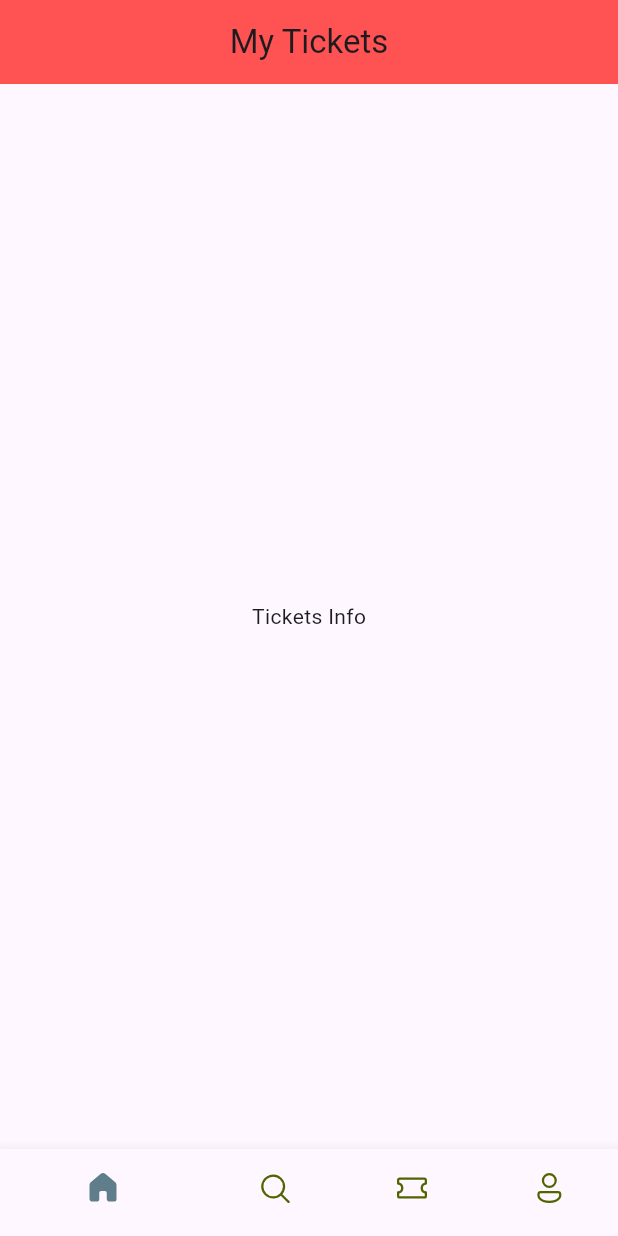
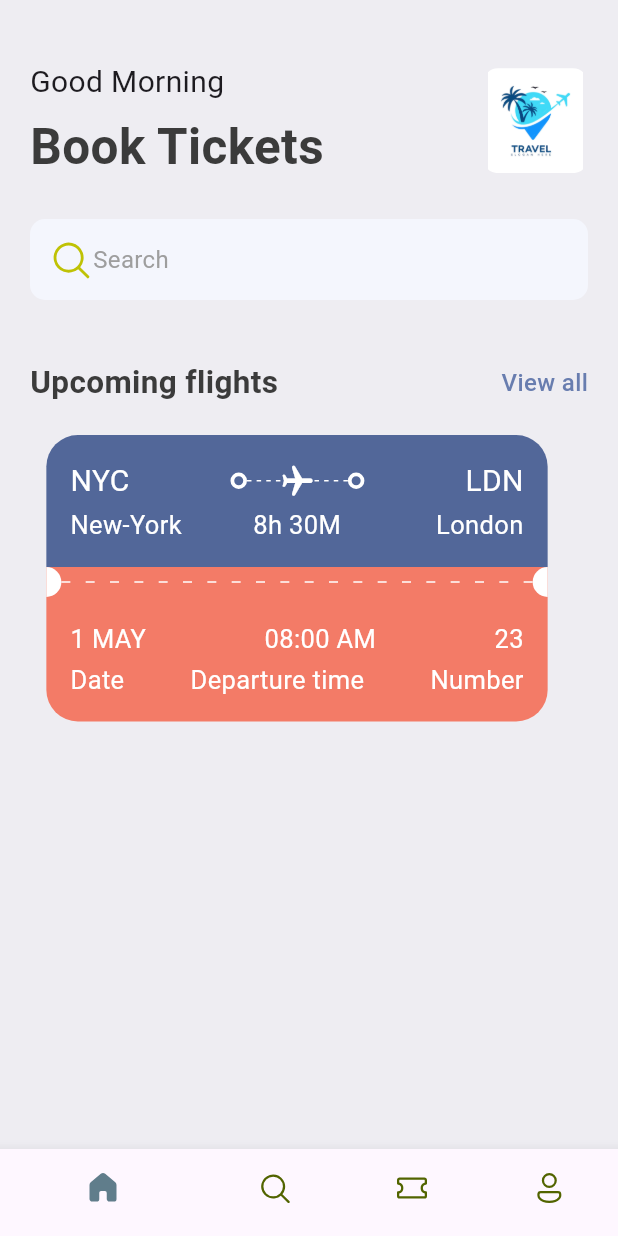
Before and after one commit to siambhuiyan/ticket_book_flutter_app, a Flutter app: the screen it shows after launch, on a phone screen of 412 x 824 dp. Run offline on Flutter 3.47's test engine with Material 3 defaults, Android fonts, the phone set to English and light mode, and no system bars; our stand-ins replace fluentui_icons.

Commit message:
home screen updated and redesigned with ticket design done

```diff
--- a/lib/base/bottom_nav_bar.dart
+++ b/lib/base/bottom_nav_bar.dart
@@ -1,5 +1,7 @@
 import 'package:fluentui_icons/fluentui_icons.dart';
 import 'package:flutter/material.dart';
+
+import '../screens/home_screen.dart';
 
 class BottomNavBar extends StatefulWidget {
   const BottomNavBar({super.key});
@@ -9,6 +11,19 @@ class BottomNavBar extends StatefulWidget {
 }
 
 class _BottomNavBarState extends State<BottomNavBar> {
+  // List of screens
+  final List<Widget> _screens = [
+    const HomeScreen(),
+    const Center(
+      child: Text('Search'),
+    ),
+    const Center(
+      child: Text('Tickets'),
+    ),
+    const Center(
+      child: Text('Profile'),
+    ),
+  ];
   int _selectedIndex = 0;
   void _onTapItem(int index) {
     setState(() {
@@ -19,15 +34,15 @@ class _BottomNavBarState extends State<BottomNavBar> {
   @override
   Widget build(BuildContext context) {
     return Scaffold(
-      appBar: AppBar(
-        title: const Text('My Tickets'),
-        centerTitle: true,
-        backgroundColor: Colors.redAccent,
-      ),
-      body: const Center(
-        child: Text('Tickets Info'),
-      ),
+      backgroundColor: Color(0xffeeedf2),
+      // appBar: AppBar(
+      //   title: const Text('My Tickets'),
+      //   centerTitle: true,
+      //   // backgroundColor: Colors.redAccent,
+      // ),
+      body: _screens[_selectedIndex],
       bottomNavigationBar: BottomNavigationBar(
+        backgroundColor: Color(0xffeeedf2),
           onTap: _onTapItem,
           currentIndex: _selectedIndex,
           selectedItemColor: Colors.blueGrey,
--- /dev/null
+++ b/lib/base/res/media.dart
@@ -0,0 +1,4 @@
+class AppMedia{
+  static const baseImage = 'assets/images';
+  static const logo = '$baseImage/logo.png';
+}
--- /dev/null
+++ b/lib/base/res/styles/app_styles.dart
@@ -0,0 +1,34 @@
+import 'package:flutter/material.dart';
+
+Color primaryColor = const Color(0xFF687daf);
+
+class AppStyles {
+  static Color primary = primaryColor;
+  static Color textColor = const Color(0xFF3b3b3b);
+  static Color bgColor = const Color(0xFFeeedf2);
+  static Color ticketBlue = const Color(0xff526799);
+  static Color ticketOrange = const Color(0xfff37b67);
+  static TextStyle textStyle = TextStyle(
+    fontSize: 16,
+    fontWeight: FontWeight.w500,
+    color: textColor,
+  );
+  static TextStyle headLineStyle1 = TextStyle(
+    fontSize: 33,
+    fontWeight: FontWeight.bold,
+    color: textColor,
+  );
+  static TextStyle headLineStyle2 = TextStyle(
+    fontSize: 21,
+    fontWeight: FontWeight.bold,
+    color: textColor,
+  );
+  static TextStyle headLineStyle3 = TextStyle(
+    fontSize: 20,
+    fontWeight: FontWeight.w400,
+  );
+  static TextStyle headLineStyle4 = TextStyle(
+    fontSize: 17,
+    fontWeight: FontWeight.w400,
+  );
+}
--- /dev/null
+++ b/lib/base/res/widgets/app_double_text.dart
@@ -0,0 +1,25 @@
+import 'package:flutter/material.dart';
+import 'package:ticket_app/base/res/styles/app_styles.dart';
+
+class AppDoubleText extends StatelessWidget {
+  const AppDoubleText({super.key, required this.bigText, required this.smallText});
+  final String bigText;
+  final String smallText;
+
+  @override
+  Widget build(BuildContext context) {
+    return Container(
+      // padding: EdgeInsets.symmetric(horizontal: 20,),
+      child: Row(
+        mainAxisAlignment: MainAxisAlignment.spaceBetween,
+        children: [
+          Text(bigText,style: AppStyles.headLineStyle2,),
+          InkWell(
+            onTap: (){},
+            child: Text(smallText,style: AppStyles.textStyle.copyWith(color: AppStyles.primary),),
+          )
+        ],
+      ),
+    );
+  }
+}
--- /dev/null
+++ b/lib/base/res/widgets/applayout_builder.dart
@@ -0,0 +1,31 @@
+import 'package:flutter/material.dart';
+
+class ApplayoutBuilder extends StatelessWidget {
+  const ApplayoutBuilder({super.key, required this.randomDivider, this.width=3});
+  final int randomDivider;
+  final double width;
+
+  @override
+  Widget build(BuildContext context) {
+    return LayoutBuilder(
+      builder: (context, BoxConstraints constraints) {
+        return Flex(
+          mainAxisAlignment: MainAxisAlignment.spaceBetween,
+          direction: Axis.horizontal,
+          children: List.generate(
+            (constraints.constrainWidth() / randomDivider).floor(),
+            (index) => SizedBox(
+              width: width,
+              height: 1,
+              child: DecoratedBox(
+                decoration: BoxDecoration(
+                  color: Colors.white,
+                ),
+              ),
+            ),
+          ),
+        );
+      },
+    );
+  }
+}
--- /dev/null
+++ b/lib/base/res/widgets/big_circle.dart
@@ -0,0 +1,25 @@
+import 'package:flutter/material.dart';
+class BigCircle extends StatelessWidget {
+  const BigCircle({super.key, required this.isRight});
+  final bool isRight;
+
+  @override
+  Widget build(BuildContext context) {
+    return SizedBox(
+      height: 20,
+      width: 10,
+      child: DecoratedBox(
+        decoration: BoxDecoration(
+          color: Colors.white,
+          borderRadius: isRight?BorderRadius.only(
+            topLeft: Radius.circular(10),
+            bottomLeft: Radius.circular(10),
+          ):BorderRadius.only(
+            topRight: Radius.circular(10),
+            bottomRight: Radius.circular(10),
+          ),
+        ),
+      ),
+    );
+  }
+}
--- /dev/null
+++ b/lib/base/res/widgets/big_dot.dart
@@ -0,0 +1,16 @@
+import 'package:flutter/material.dart';
+
+class BigDot extends StatelessWidget {
+  const BigDot({super.key});
+
+  @override
+  Widget build(BuildContext context) {
+    return Container(
+      padding: EdgeInsets.all(3)  ,
+      decoration: BoxDecoration(
+        borderRadius: BorderRadius.circular(20),
+        border: Border.all(width: 2.5,color: Colors.white,),
+      ),
+    );
+  }
+}
--- /dev/null
+++ b/lib/base/res/widgets/text_style_four.dart
@@ -0,0 +1,20 @@
+import 'package:flutter/material.dart';
+
+import '../styles/app_styles.dart';
+
+class TextStyleFour extends StatelessWidget {
+  const TextStyleFour({super.key, required this.textLocation, this.align=TextAlign.start,});
+  final String textLocation;
+  final TextAlign align;
+
+  @override
+  Widget build(BuildContext context) {
+    return Text(
+      textAlign:align,
+      textLocation,
+      style: AppStyles.headLineStyle4.copyWith(
+        color: Colors.white,
+      ),
+    );
+  }
+}
--- /dev/null
+++ b/lib/base/res/widgets/text_style_third.dart
@@ -0,0 +1,19 @@
+import 'package:flutter/material.dart';
+
+import '../styles/app_styles.dart';
+
+class TextStyleThird extends StatelessWidget {
+  const TextStyleThird({super.key, required this.textLocation});
+  final String textLocation;
+
+  @override
+  Widget build(BuildContext context) {
+    return Text(
+      textAlign: TextAlign.start,
+      textLocation,
+      style: AppStyles.headLineStyle3.copyWith(
+        color: Colors.white,
+      ),
+    );
+  }
+}
--- /dev/null
+++ b/lib/base/res/widgets/ticket_view.dart
@@ -0,0 +1,177 @@
+import 'package:flutter/material.dart';
+import 'package:ticket_app/base/res/styles/app_styles.dart';
+import 'package:ticket_app/base/res/widgets/applayout_builder.dart';
+import 'package:ticket_app/base/res/widgets/big_dot.dart';
+import 'package:ticket_app/base/res/widgets/text_style_four.dart';
+import 'package:ticket_app/base/res/widgets/text_style_third.dart';
+
+import 'big_circle.dart';
+
+class TicketView extends StatelessWidget {
+  const TicketView({super.key});
+
+  @override
+  Widget build(BuildContext context) {
+    final size = MediaQuery.of(context).size;
+    return SizedBox(
+      width: size.width * .85,
+      height: 210,
+      child: Container(
+        margin: EdgeInsets.only(right: 16),
+        child: Column(
+          children: [
+            //blue part of the ticket
+            Container(
+              padding: EdgeInsets.all(16),
+              decoration: BoxDecoration(
+                color: AppStyles.ticketBlue,
+                borderRadius: BorderRadius.only(
+                  topLeft: Radius.circular(21),
+                  topRight: Radius.circular(21),
+                ),
+              ),
+              // color: Colors.greenAccent,
+              child: Column(
+                // mainAxisAlignment: MainAxisAlignment.center,
+                children: [
+                  //show departure and destination with icon the first line
+                  Row(
+                    children: [
+                      TextStyleThird(textLocation: 'NYC'),
+                      Expanded(child: Container()),
+                      BigDot(),
+                      Expanded(
+                        child: Stack(
+                          children: [
+                            SizedBox(
+                              height: 24,
+                              child: ApplayoutBuilder(randomDivider: 6),
+                            ),
+                            Center(
+                              child: Transform.rotate(
+                                angle: 1.57,
+                                child: Icon(
+                                  Icons.local_airport_rounded,
+                                  color: Colors.white,
+                                ),
+                              ),
+                            ),
+                          ],
+                        ),
+                      ),
+                      BigDot(),
+                      Expanded(child: Container()),
+                      TextStyleThird(textLocation: 'LDN'),
+                    ],
+                  ),
+                  SizedBox(
+                    height: 3,
+                  ),
+                  //Show departure and destination with time the second line
+                  Row(
+                    children: [
+                      SizedBox(
+                        width: 100,
+                        child: TextStyleFour(textLocation: 'New-York'),
+                      ),
+                      Expanded(child: Container()),
+                      TextStyleFour(textLocation: '8h 30M'),
+                      Expanded(child: Container()),
+                      SizedBox(
+                        width: 100,
+
+                        child: TextStyleFour(textLocation: 'London',align: TextAlign.end,),
+                      ),
+                    ],
+                  ),
+                ],
+              ),
+            ),
+            //circle design in the ticket
+            Container(
+              height: 20,
+              color: AppStyles.ticketOrange,
+              child: Row(
+                children: [
+                  BigCircle(isRight: false),
+                  Expanded(child: ApplayoutBuilder(randomDivider: 15,width: 6,),),
+                  BigCircle(isRight: true),
+                ],
+              ),
+            ),
+            //orange part of the ticket
+            Container(
+              padding: EdgeInsets.all(16),
+              decoration: BoxDecoration(
+                color: AppStyles.ticketOrange,
+                borderRadius: BorderRadius.only(
+                  bottomLeft: Radius.circular(21),
+                  bottomRight: Radius.circular(21),
+                ),
+              ),
+              // color: Colors.greenAccent,
+              child: Column(
+                // mainAxisAlignment: MainAxisAlignment.center,
+                children: [
+                  //show departure and destination with icon the first line
+                  Row(
+                    children: [
+                      Text(
+                        '1 MAY',
+                        style: AppStyles.headLineStyle4.copyWith(
+                          color: Colors.white,
+                        ),
+                      ),
+                      Expanded(child: Container()),
+                      Text(
+                        '08:00 AM',
+                        style: AppStyles.headLineStyle4.copyWith(
+                          color: Colors.white,
+                        ),
+                      ),
+                      Expanded(child: Container()),
+                      Text(
+                        '23',
+                        style: AppStyles.headLineStyle4.copyWith(
+                          color: Colors.white,
+                        ),
+                      ),
+                    ],
+                  ),
+                  SizedBox(
+                    height: 3,
+                  ),
+                  //Show departure and destination with time the second line
+                  Row(
+                    children: [
+                      Text(
+                        'Date',
+                        style: AppStyles.headLineStyle4.copyWith(
+                          color: Colors.white,
+                        ),
+                      ),
+                      Expanded(child: Container()),
+                      Text(
+                        'Departure time',
+                        style: AppStyles.headLineStyle4.copyWith(
+                          color: Colors.white,
+                        ),
+                      ),
+                      Expanded(child: Container()),
+                      Text(
+                        'Number',
+                        style: AppStyles.headLineStyle4.copyWith(
+                          color: Colors.white,
+                        ),
+                      ),
+                    ],
+                  ),
+                ],
+              ),
+            ),
+          ],
+        ),
+      ),
+    );
+  }
+}
--- /dev/null
+++ b/lib/screens/home_screen.dart
@@ -0,0 +1,92 @@
+import 'package:fluentui_icons/fluentui_icons.dart';
+import 'package:flutter/material.dart';
+import 'package:ticket_app/base/res/media.dart';
+import 'package:ticket_app/base/res/styles/app_styles.dart';
+import 'package:ticket_app/base/res/widgets/app_double_text.dart';
+import 'package:ticket_app/base/res/widgets/ticket_view.dart';
+
+class HomeScreen extends StatelessWidget {
+  const HomeScreen({super.key});
+
+  @override
+  Widget build(BuildContext context) {
+    return Scaffold(
+      backgroundColor: Color(0xffeeedf2),
+      body: ListView(
+        children: [
+          SizedBox(
+            height: 40,
+          ),
+          Container(
+            // color: Colors.blue,
+            padding: const EdgeInsetsDirectional.symmetric(
+              horizontal: 20,
+            ),
+            child: Column(
+              children: [
+                Row(
+                  mainAxisAlignment: MainAxisAlignment.spaceBetween,
+                  children: [
+                    Column(
+                      crossAxisAlignment: CrossAxisAlignment.start,
+                      children: [
+                        Text(
+                          'Good Morning',
+                          style: AppStyles.headLineStyle3,
+                        ),
+                        SizedBox(
+                          height: 5,
+                        ),
+                        Text(
+                          'Book Tickets',
+                          style: AppStyles.headLineStyle1,
+                        ),
+                      ],
+                    ),
+                    Container(
+                      width: 70,
+                      height: 70,
+                      decoration: BoxDecoration(
+                        borderRadius: BorderRadius.circular(10),
+                        // color: Colors.red,
+                        image: DecorationImage(
+                          image: AssetImage(AppMedia.logo),
+                        ),
+                      ),
+                    ),
+                  ],
+                ),
+                SizedBox(
+                  height: 25,
+                ),
+                Container(
+                  padding: EdgeInsets.symmetric(horizontal: 12, vertical: 12),
+                  decoration: BoxDecoration(
+                    borderRadius: BorderRadius.circular(10),
+                    color: const Color(0xFFF4f6fd),
+                  ),
+                  child: Row(
+                    children: [
+                      Icon(
+                        FluentSystemIcons.ic_fluent_search_regular,
+                        color: Color(0xFFBFC205),
+                        size: 30,
+                      ),
+                      Text('Search',style: TextStyle(fontSize: 16,color: Colors.grey,),),
+                    ],
+                  ),
+                ),
+                SizedBox(height: 40,),
+                AppDoubleText(bigText: 'Upcoming flights', smallText: 'View all'),
+                SizedBox(height: 20,),
+                TicketView(),
+              ],
+
+            ),
+          ),
+
+        ],
+      ),
+    );
+  }
+}
--- a/pubspec.yaml
+++ b/pubspec.yaml
@@ -59,9 +59,8 @@ flutter:
   uses-material-design: true
 
   # To add assets to your application, add an assets section, like this:
-  # assets:
-  #   - images/a_dot_burr.jpeg
-  #   - images/a_dot_ham.jpeg
+  assets:
+     - assets/images/
 
   # An image asset can refer to one or more resolution-specific "variants", see
   # https://flutter.dev/to/resolution-aware-images
```
Also changed, not shown: assets/images/logo.png (added), 126 other files.
